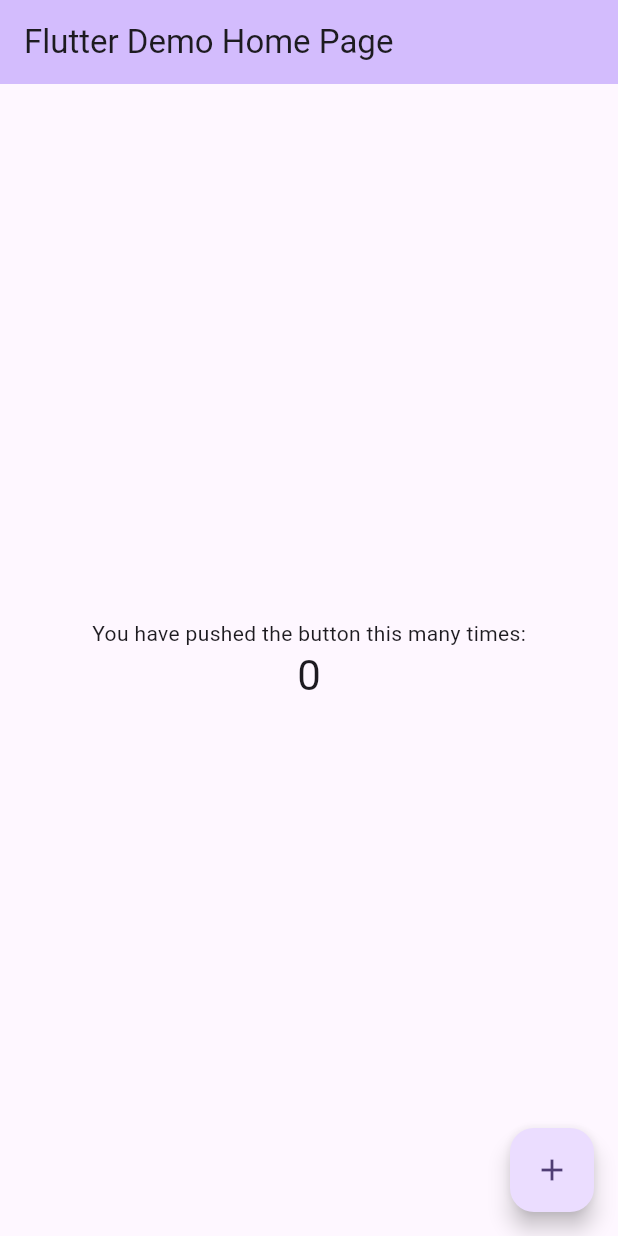
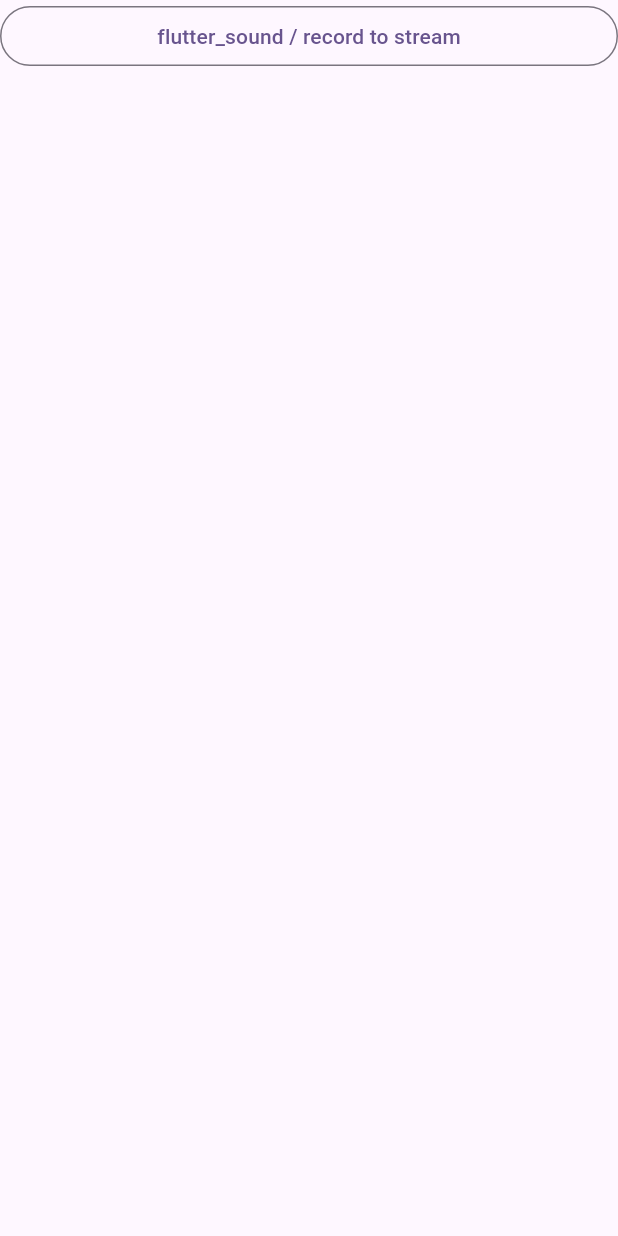
Before and after one commit to wjprogramer/flutter_sing_tools, a Flutter app: the screen it shows after launch, on a phone screen of 412 x 824 dp. Run offline on Flutter 3.47's test engine with Material 3 defaults, Android fonts, the phone set to English and light mode, and no system bars; our stand-ins replace permission_handler; missing offline and left inert: flutter_sound.

Commit message:
add some

```diff
--- a/analysis_options.yaml
+++ b/analysis_options.yaml
@@ -21,7 +21,8 @@ linter:
   # `// ignore_for_file: name_of_lint` syntax on the line or in the file
   # producing the lint.
   rules:
-    # avoid_print: false  # Uncomment to disable the `avoid_print` rule
+    avoid_print: false  # Uncomment to disable the `avoid_print` rule
+    prefer_const_literals_to_create_immutables: false
     # prefer_single_quotes: true  # Uncomment to enable the `prefer_single_quotes` rule
 
 # Additional information about this file can be found at
--- a/lib/main.dart
+++ b/lib/main.dart
@@ -1,4 +1,7 @@
 import 'package:flutter/material.dart';
+import 'package:flutter_sing_tools/test_pages/flutter_sound/record_to_stream_example.dart';
+
+import 'widgets/widgets.dart';
 
 void main() {
   runApp(const MyApp());
@@ -13,113 +16,28 @@ class MyApp extends StatelessWidget {
     return MaterialApp(
       title: 'Flutter Demo',
       theme: ThemeData(
-        // This is the theme of your application.
-        //
-        // TRY THIS: Try running your application with "flutter run". You'll see
-        // the application has a purple toolbar. Then, without quitting the app,
-        // try changing the seedColor in the colorScheme below to Colors.green
-        // and then invoke "hot reload" (save your changes or press the "hot
-        // reload" button in a Flutter-supported IDE, or press "r" if you used
-        // the command line to start the app).
-        //
-        // Notice that the counter didn't reset back to zero; the application
-        // state is not lost during the reload. To reset the state, use hot
-        // restart instead.
-        //
-        // This works for code too, not just values: Most code changes can be
-        // tested with just a hot reload.
         colorScheme: ColorScheme.fromSeed(seedColor: Colors.deepPurple),
         useMaterial3: true,
       ),
-      home: const MyHomePage(title: 'Flutter Demo Home Page'),
+      home: const MyHomePage(),
     );
   }
 }
 
-class MyHomePage extends StatefulWidget {
-  const MyHomePage({super.key, required this.title});
-
-  // This widget is the home page of your application. It is stateful, meaning
-  // that it has a State object (defined below) that contains fields that affect
-  // how it looks.
-
-  // This class is the configuration for the state. It holds the values (in this
-  // case the title) provided by the parent (in this case the App widget) and
-  // used by the build method of the State. Fields in a Widget subclass are
-  // always marked "final".
-
-  final String title;
-
-  @override
-  State<MyHomePage> createState() => _MyHomePageState();
-}
-
-class _MyHomePageState extends State<MyHomePage> {
-  int _counter = 0;
-
-  void _incrementCounter() {
-    setState(() {
-      // This call to setState tells the Flutter framework that something has
-      // changed in this State, which causes it to rerun the build method below
-      // so that the display can reflect the updated values. If we changed
-      // _counter without calling setState(), then the build method would not be
-      // called again, and so nothing would appear to happen.
-      _counter++;
-    });
-  }
+class MyHomePage extends StatelessWidget {
+  const MyHomePage({super.key});
 
   @override
   Widget build(BuildContext context) {
-    // This method is rerun every time setState is called, for instance as done
-    // by the _incrementCounter method above.
-    //
-    // The Flutter framework has been optimized to make rerunning build methods
-    // fast, so that you can just rebuild anything that needs updating rather
-    // than having to individually change instances of widgets.
     return Scaffold(
-      appBar: AppBar(
-        // TRY THIS: Try changing the color here to a specific color (to
-        // Colors.amber, perhaps?) and trigger a hot reload to see the AppBar
-        // change color while the other colors stay the same.
-        backgroundColor: Theme.of(context).colorScheme.inversePrimary,
-        // Here we take the value from the MyHomePage object that was created by
-        // the App.build method, and use it to set our appbar title.
-        title: Text(widget.title),
+      body: ListView(
+        children: [
+          MyButton(
+            text: 'flutter_sound / record to stream',
+            page: RecordToStreamExample(),
+          ),
+        ],
       ),
-      body: Center(
-        // Center is a layout widget. It takes a single child and positions it
-        // in the middle of the parent.
-        child: Column(
-          // Column is also a layout widget. It takes a list of children and
-          // arranges them vertically. By default, it sizes itself to fit its
-          // children horizontally, and tries to be as tall as its parent.
-          //
-          // Column has various properties to control how it sizes itself and
-          // how it positions its children. Here we use mainAxisAlignment to
-          // center the children vertically; the main axis here is the vertical
-          // axis because Columns are vertical (the cross axis would be
-          // horizontal).
-          //
-          // TRY THIS: Invoke "debug painting" (choose the "Toggle Debug Paint"
-          // action in the IDE, or press "p" in the console), to see the
-          // wireframe for each widget.
-          mainAxisAlignment: MainAxisAlignment.center,
-          children: <Widget>[
-            const Text(
-              'You have pushed the button this many times:',
-            ),
-            Text(
-              '$_counter',
-              style: Theme.of(context).textTheme.headlineMedium,
-            ),
-          ],
-        ),
-      ),
-      floatingActionButton: FloatingActionButton(
-        onPressed: _incrementCounter,
-        tooltip: 'Increment',
-        child: const Icon(Icons.add),
-      ), // This trailing comma makes auto-formatting nicer for build methods.
     );
   }
 }
--- /dev/null
+++ b/lib/widgets/common/buttons.dart
@@ -0,0 +1,32 @@
+import 'package:flutter/material.dart';
+
+class MyButton extends StatelessWidget {
+  const MyButton({
+    super.key,
+    this.text,
+    this.onPressed,
+    this.page,
+
+  });
+
+  final String? text;
+
+  final VoidCallback? onPressed;
+
+  final Widget? page;
+
+  @override
+  Widget build(BuildContext context) {
+    return OutlinedButton(
+      onPressed: onPressed ?? () {
+        if (page != null) {
+          Navigator.push(
+            context,
+            MaterialPageRoute(builder: (context) => page!),
+          );
+        }
+      },
+      child: Text(text ?? ''),
+    );
+  }
+}
--- /dev/null
+++ b/lib/widgets/widgets.dart
@@ -0,0 +1 @@
+export 'common/buttons.dart';
```
Also changed, not shown: lib/test_pages/flutter_audio_capture_demo/flutter_audio_capture_demo.dart (added, +73 -0 lines), lib/test_pages/flutter_sound/record_to_stream_example.dart (added, +362 -0 lines), pubspec.yaml (+12 -0 lines), pubspec.lock, 6 other files.
